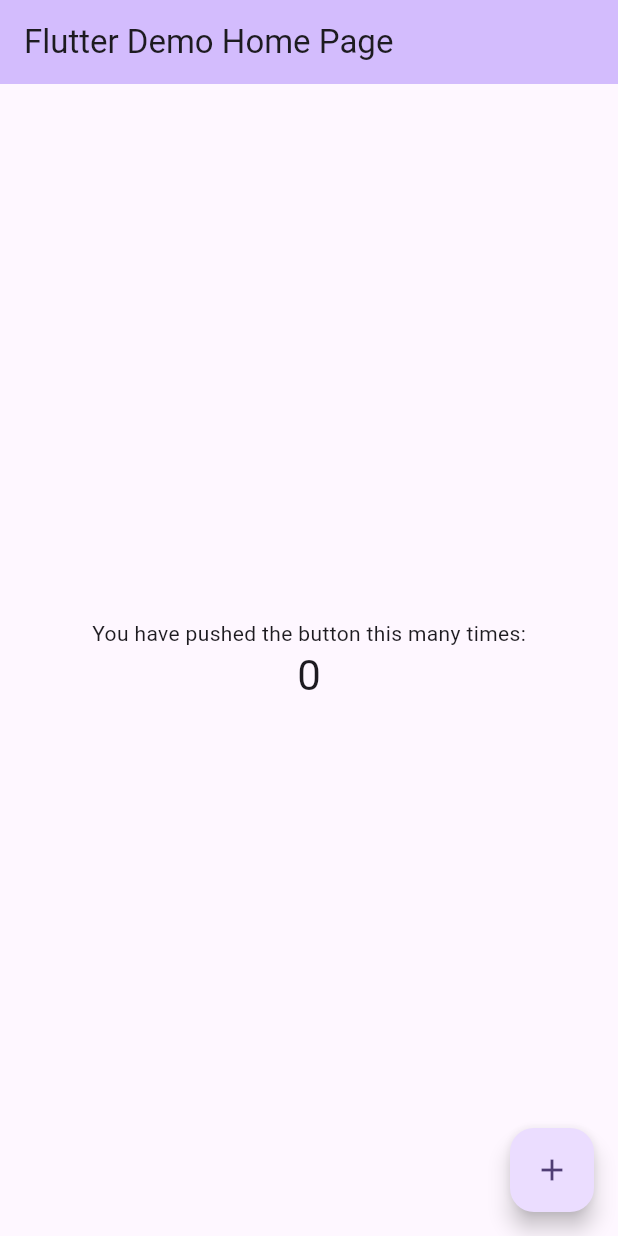
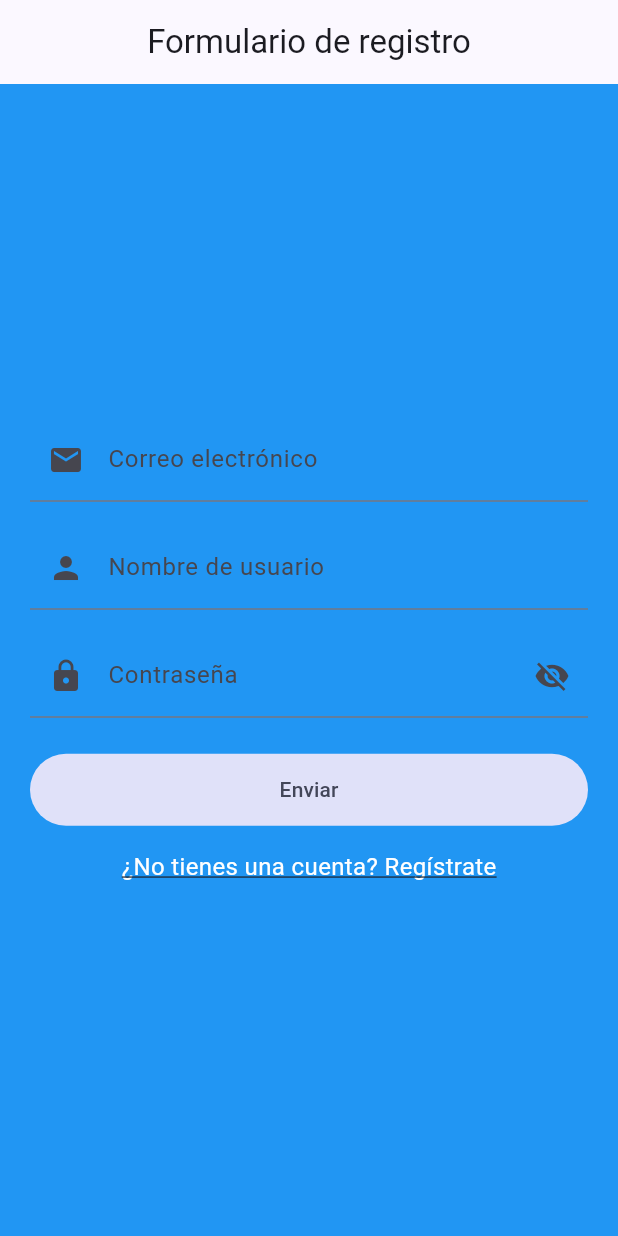
Before and after one commit to CristinaEuan/ForaneoPro, a Flutter app: the screen it shows after launch, on a phone screen of 412 x 824 dp. Run offline on Flutter 3.47's test engine with Material 3 defaults, Android fonts, the phone set to English and light mode, and no system bars.

Commit message:
agrege una clase de regstro pero no establesido con fire base

```diff
--- a/lib/main.dart
+++ b/lib/main.dart
@@ -1,4 +1,5 @@
 import 'package:flutter/material.dart';
+import 'register_screen.dart'; //
 
 void main() {
   runApp(const MyApp());
@@ -7,115 +8,226 @@ void main() {
 class MyApp extends StatelessWidget {
   const MyApp({super.key});
 
-  // This widget is the root of your application.
   @override
   Widget build(BuildContext context) {
     return MaterialApp(
-      title: 'Flutter Demo',
+      title: 'Registro demo',
       theme: ThemeData(
-        // This is the theme of your application.
-        //
-        // TRY THIS: Try running your application with "flutter run". You'll see
-        // the application has a purple toolbar. Then, without quitting the app,
-        // try changing the seedColor in the colorScheme below to Colors.green
-        // and then invoke "hot reload" (save your changes or press the "hot
-        // reload" button in a Flutter-supported IDE, or press "r" if you used
-        // the command line to start the app).
-        //
-        // Notice that the counter didn't reset back to zero; the application
-        // state is not lost during the reload. To reset the state, use hot
-        // restart instead.
-        //
-        // This works for code too, not just values: Most code changes can be
-        // tested with just a hot reload.
-        colorScheme: .fromSeed(seedColor: Colors.deepPurple),
+        useMaterial3: true,
+        colorSchemeSeed: Colors.indigo,
       ),
-      home: const MyHomePage(title: 'Flutter Demo Home Page'),
+      home: const RegisterPage(),
     );
   }
 }
 
-class MyHomePage extends StatefulWidget {
-  const MyHomePage({super.key, required this.title});
-
-  // This widget is the home page of your application. It is stateful, meaning
-  // that it has a State object (defined below) that contains fields that affect
-  // how it looks.
-
-  // This class is the configuration for the state. It holds the values (in this
-  // case the title) provided by the parent (in this case the App widget) and
-  // used by the build method of the State. Fields in a Widget subclass are
-  // always marked "final".
-
-  final String title;
+class RegisterPage extends StatefulWidget {
+  const RegisterPage({super.key});
 
   @override
-  State<MyHomePage> createState() => _MyHomePageState();
+  State createState() => _RegisterPageState();
 }
 
-class _MyHomePageState extends State<MyHomePage> {
-  int _counter = 0;
+class _RegisterPageState extends State<RegisterPage> {
+  final _formKey = GlobalKey<FormState>();
 
-  void _incrementCounter() {
-    setState(() {
-      // This call to setState tells the Flutter framework that something has
-      // changed in this State, which causes it to rerun the build method below
-      // so that the display can reflect the updated values. If we changed
-      // _counter without calling setState(), then the build method would not be
-      // called again, and so nothing would appear to happen.
-      _counter++;
-    });
+  final TextEditingController _emailController = TextEditingController();
+  final TextEditingController _usernameController = TextEditingController();
+  final TextEditingController _passwordController = TextEditingController();
+
+  final FocusNode _emailFocus = FocusNode();
+  final FocusNode _usernameFocus = FocusNode();
+  final FocusNode _passwordFocus = FocusNode();
+
+  bool _obscurePassword = true;
+  bool _isSubmitting = false;
+
+  @override
+  void dispose() {
+    _emailController.dispose();
+    _usernameController.dispose();
+    _passwordController.dispose();
+    _emailFocus.dispose();
+    _usernameFocus.dispose();
+    _passwordFocus.dispose();
+    super.dispose();
+  }
+
+  String? _validateEmail(String? value) {
+    if (value == null || value.trim().isEmpty) return 'Ingresa un correo';
+    final emailRegex = RegExp(r'^[^@]+@[^@]+\.[^@]+');
+    if (!emailRegex.hasMatch(value.trim())) return 'Correo inválido';
+    return null;
+  }
+
+  String? _validateUsername(String? value) {
+    if (value == null || value.trim().isEmpty) return 'Ingresa un nombre de usuario';
+    if (value.trim().length < 3) return 'Mínimo 3 caracteres';
+    return null;
+  }
+
+  String? _validatePassword(String? value) {
+    if (value == null || value.isEmpty) return 'Ingresa una contraseña';
+    if (value.length < 6) return 'La contraseña debe tener al menos 6 caracteres';
+    return null;
+  }
+
+  Future _submit() async {
+    final form = _formKey.currentState!;
+    if (!form.validate()) return;
+
+    setState(() => _isSubmitting = true);
+    await Future.delayed(const Duration(seconds: 1));
+    setState(() => _isSubmitting = false);
+
+    showDialog(
+      context: context,
+      builder: (_) => AlertDialog(
+        title: const Text('Registro recibido'),
+        content: Column(
+          mainAxisSize: MainAxisSize.min,
+          crossAxisAlignment: CrossAxisAlignment.start,
+          children: [
+            Text('Correo: ${_emailController.text.trim()}'),
+            Text('Usuario: ${_usernameController.text.trim()}'),
+            Text('Contraseña: ${'*' * _passwordController.text.length}'),
+          ],
+        ),
+        actions: [
+          TextButton(
+            onPressed: () => Navigator.of(context).pop(),
+            child: const Text('Cerrar'),
+          ),
+        ],
+      ),
+    );
   }
 
   @override
   Widget build(BuildContext context) {
-    // This method is rerun every time setState is called, for instance as done
-    // by the _incrementCounter method above.
-    //
-    // The Flutter framework has been optimized to make rerunning build methods
-    // fast, so that you can just rebuild anything that needs updating rather
-    // than having to individually change instances of widgets.
     return Scaffold(
       appBar: AppBar(
-        // TRY THIS: Try changing the color here to a specific color (to
-        // Colors.amber, perhaps?) and trigger a hot reload to see the AppBar
-        // change color while the other colors stay the same.
-        backgroundColor: Theme.of(context).colorScheme.inversePrimary,
-        // Here we take the value from the MyHomePage object that was created by
-        // the App.build method, and use it to set our appbar title.
-        title: Text(widget.title),
+        title: const Text('Formulario de registro'),
+        centerTitle: true,
       ),
-      body: Center(
-        // Center is a layout widget. It takes a single child and positions it
-        // in the middle of the parent.
-        child: Column(
-          // Column is also a layout widget. It takes a list of children and
-          // arranges them vertically. By default, it sizes itself to fit its
-          // children horizontally, and tries to be as tall as its parent.
-          //
-          // Column has various properties to control how it sizes itself and
-          // how it positions its children. Here we use mainAxisAlignment to
-          // center the children vertically; the main axis here is the vertical
-          // axis because Columns are vertical (the cross axis would be
-          // horizontal).
-          //
-          // TRY THIS: Invoke "debug painting" (choose the "Toggle Debug Paint"
-          // action in the IDE, or press "p" in the console), to see the
-          // wireframe for each widget.
-          mainAxisAlignment: .center,
-          children: [
-            const Text('You have pushed the button this many times:'),
-            Text(
-              '$_counter',
-              style: Theme.of(context).textTheme.headlineMedium,
+      body: Container(
+        color: Colors.blue,
+        child: Center(
+          child: SingleChildScrollView(
+            padding: const EdgeInsets.symmetric(horizontal: 20, vertical: 24),
+            child: ConstrainedBox(
+              constraints: const BoxConstraints(maxWidth: 520),
+              child: Form(
+                key: _formKey,
+                child: Column(
+                  children: [
+                    // Correo
+                    TextFormField(
+                      controller: _emailController,
+                      focusNode: _emailFocus,
+                      keyboardType: TextInputType.emailAddress,
+                      textInputAction: TextInputAction.next,
+                      decoration: const InputDecoration(
+                        labelText: 'Correo electrónico',
+                        hintText: 'ejemplo@dominio.com',
+                        prefixIcon: Icon(Icons.email),
+                      ),
+                      validator: _validateEmail,
+                      onFieldSubmitted: (_) {
+                        _usernameFocus.requestFocus();
+                      },
+                    ),
+                    const SizedBox(height: 16),
+
+                    // Nombre usuario
+                    TextFormField(
+                      controller: _usernameController,
+                      focusNode: _usernameFocus,
+                      textInputAction: TextInputAction.next,
+                      decoration: const InputDecoration(
+                        labelText: 'Nombre de usuario',
+                        hintText: 'Tu nombre público',
+                        prefixIcon: Icon(Icons.person),
+                      ),
+                      validator: _validateUsername,
+                      onFieldSubmitted: (_) {
+                        _passwordFocus.requestFocus();
+                      },
+                    ),
+                    const SizedBox(height: 16),
+
+                    // Contraseña
+                    TextFormField(
+                      controller: _passwordController,
+                      focusNode: _passwordFocus,
+                      obscureText: _obscurePassword,
+                      decoration: InputDecoration(
+                        labelText: 'Contraseña',
+                        hintText: 'Mínimo 6 caracteres',
+                        prefixIcon: const Icon(Icons.lock),
+                        suffixIcon: IconButton(
+                          icon: Icon(_obscurePassword
+                              ? Icons.visibility_off
+                              : Icons.visibility),
+                          onPressed: () {
+                            setState(() =>
+                                _obscurePassword = !_obscurePassword);
+                          },
+                        ),
+                      ),
+                      validator: _validatePassword,
+                      onFieldSubmitted: (_) => _submit(),
+                    ),
+                    const SizedBox(height: 24),
+
+                    // Botón
+                    SizedBox(
+                      width: double.infinity,
+                      child: FilledButton.tonal(
+                        onPressed: _isSubmitting ? null : _submit,
+                        child: _isSubmitting
+                            ? const SizedBox(
+                                height: 20,
+                                width: 20,
+                                child:
+                                    CircularProgressIndicator(strokeWidth: 2),
+                              )
+                            : const Padding(
+                                padding: EdgeInsets.symmetric(vertical: 14),
+                                child: Text('Enviar'),
+                              ),
+                      ),
+                    ),
+
+                    const SizedBox(height: 16),
+
+                    // 🔥 Texto para registrar nueva cuenta
+                    GestureDetector(
+                      onTap: () {
+                        Navigator.push(
+                          context,
+                          MaterialPageRoute(
+                            builder: (_) => RegisterScreen(),
+                          ),
+                        );
+                      },
+                      child: const Text(
+                        "¿No tienes una cuenta? Regístrate",
+                        style: TextStyle(
+                          fontSize: 16,
+                          color: Colors.white,
+                          decoration: TextDecoration.underline,
+                        ),
+                      ),
+                    ),
+
+                    const SizedBox(height: 12),
+                  ],
+                ),
+              ),
             ),
-          ],
+          ),
         ),
-      ),
-      floatingActionButton: FloatingActionButton(
-        onPressed: _incrementCounter,
-        tooltip: 'Increment',
-        child: const Icon(Icons.add),
       ),
     );
   }
```
Also changed, not shown: lib/register_screen.dart (added, +185 -0 lines).
